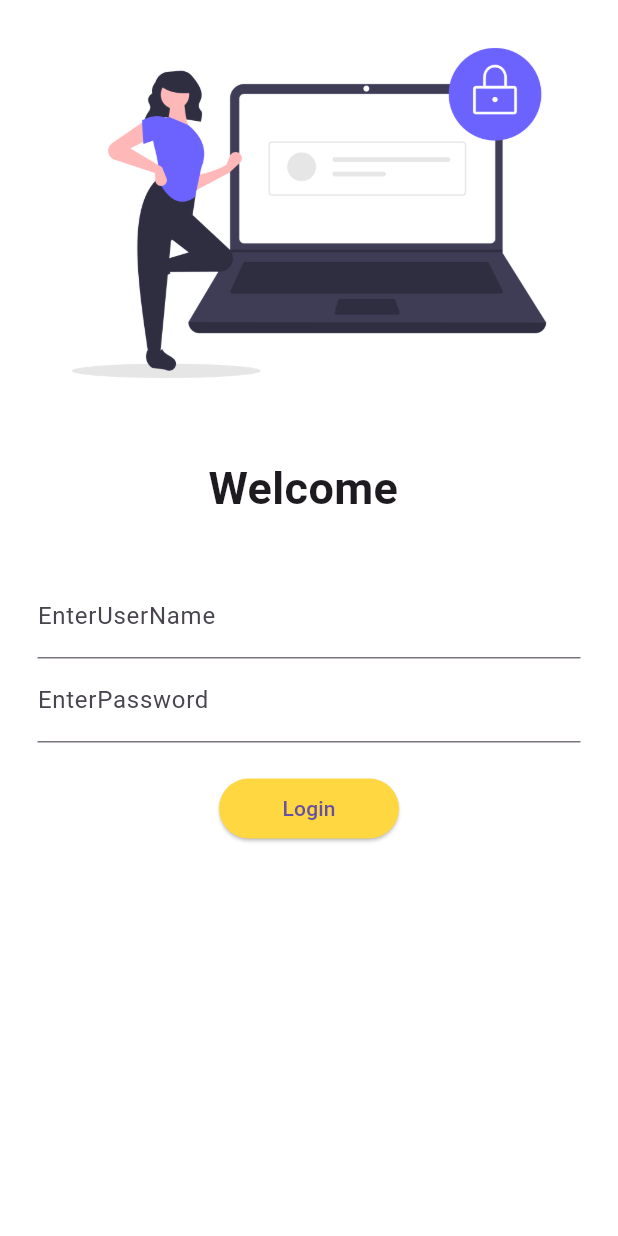
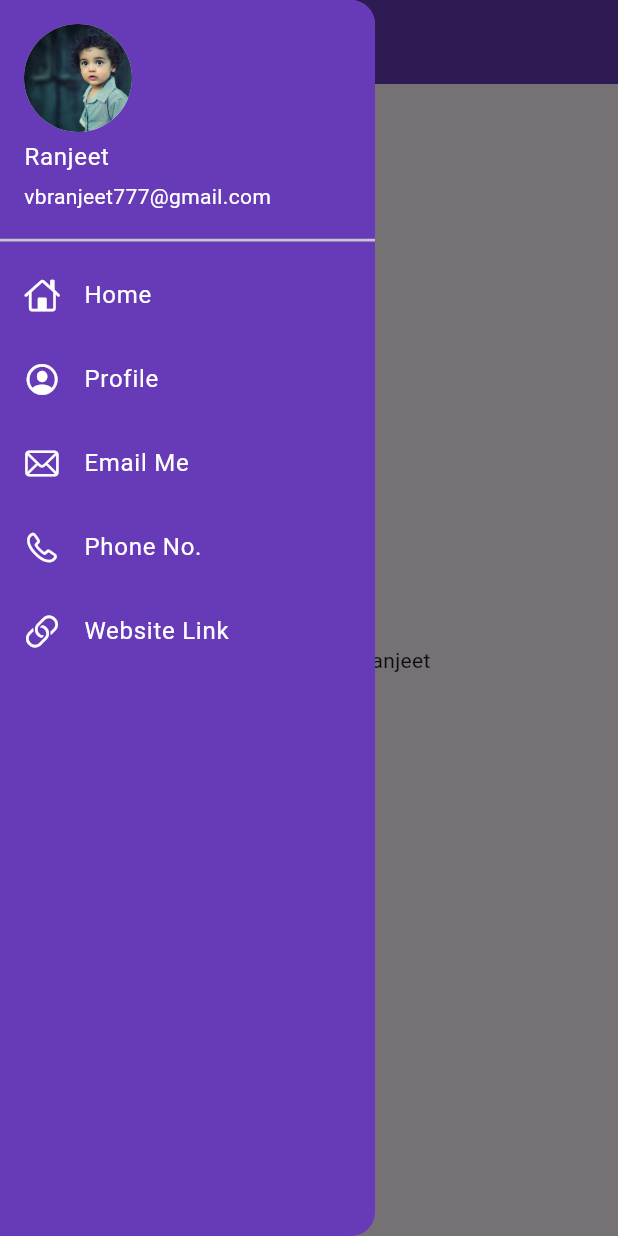
Before and after one commit to vbranjeet777/30DaysOfFlutter, a Flutter app: the screen it shows after launch, with the side drawer open (before the commit the screen has no drawer), on a phone screen of 412 x 824 dp. Run offline on Flutter 3.47's test engine with Material 3 defaults, Android fonts, the phone set to English and light mode, and no system bars.

Commit message:
days7 ompleted

```diff
--- a/lib/main.dart
+++ b/lib/main.dart
@@ -14,9 +14,9 @@ class MyApp extends StatelessWidget {
   Widget build(BuildContext context) {
     return MaterialApp(
         debugShowCheckedModeBanner: false,
-        //themeMode: ThemeMode.light,
-        //theme: ThemeData(primarySwatch: Colors.deepPurple),
-        initialRoute: "/login",
+        themeMode: ThemeMode.light,
+        theme: ThemeData(primarySwatch: Colors.deepPurple),
+        initialRoute: MyRoutes.homeRoutes,
         routes: {
           "/": (context) => LoginPage(),
           MyRoutes.homeRoutes: (context) => HomePage(),
--- a/lib/pages/home_page.dart
+++ b/lib/pages/home_page.dart
@@ -1,4 +1,5 @@
 import 'package:flutter/material.dart';
+import 'package:flutter_catalog/widgets/drawer.dart';
 
 class HomePage extends StatelessWidget {
   const HomePage({super.key});
@@ -10,14 +11,16 @@ class HomePage extends StatelessWidget {
 
     return Scaffold(
       appBar: AppBar(
-        title: Text("Catalog App"),
+        backgroundColor: Colors.deepPurple,
+        iconTheme: IconThemeData(color: Colors.white),
+        title: Text("Catalog App", style: TextStyle(color: Colors.white)),
       ),
       body: Center(
         child: Container(
           child: Text("$days days of flutter $name"),
         ),
       ),
-      drawer: Drawer(),
+      drawer: Mydrawer(),
     );
   }
 }
--- /dev/null
+++ b/lib/widgets/drawer.dart
@@ -0,0 +1,90 @@
+import 'package:flutter/cupertino.dart';
+import 'package:flutter/material.dart';
+
+class Mydrawer extends StatelessWidget {
+  const Mydrawer({super.key});
+
+  @override
+  Widget build(BuildContext context) {
+    return Drawer(
+      width: 250.0,
+      backgroundColor: Colors.deepPurple,
+      child: ListView(
+        padding: EdgeInsets.all(0.0),
+        children: [
+          DrawerHeader(
+            padding: EdgeInsets.all(0.0),
+            child: UserAccountsDrawerHeader(
+              decoration: BoxDecoration(color: Colors.deepPurple),
+              margin: EdgeInsets.all(0.0),
+              accountName:
+                  Text("Ranjeet", style: TextStyle(color: Colors.white)),
+              accountEmail: Text(
+                "vbranjeet777@gmail.com",
+                style: TextStyle(color: Colors.white),
+              ),
+              currentAccountPicture: CircleAvatar(
+                backgroundImage: AssetImage("assets/boy.jpg"),
+              ),
+            ),
+          ),
+          ListTile(
+            leading: Icon(
+              CupertinoIcons.home,
+              color: Colors.white,
+            ),
+            title: Text(
+              textScaler: TextScaler.linear(1.0),
+              "Home",
+              style: TextStyle(color: Colors.white),
+            ),
+          ),
+          ListTile(
+            leading: Icon(
+              CupertinoIcons.profile_circled,
+              color: Colors.white,
+            ),
+            title: Text(
+              textScaler: TextScaler.linear(1.0),
+              "Profile",
+              style: TextStyle(color: Colors.white),
+            ),
+          ),
+          ListTile(
+            leading: Icon(
+              CupertinoIcons.mail,
+              color: Colors.white,
+            ),
+            title: Text(
+              textScaler: TextScaler.linear(1.0),
+              "Email Me",
+              style: TextStyle(color: Colors.white),
+            ),
+          ),
+          ListTile(
+            leading: Icon(
+              CupertinoIcons.phone,
+              color: Colors.white,
+            ),
+            title: Text(
+              textScaler: TextScaler.linear(1.0),
+              "Phone No.",
+              style: TextStyle(color: Colors.white),
+            ),
+          ),
+          ListTile(
+            leading: Icon(
+              CupertinoIcons.link,
+              color: Colors.white,
+            ),
+            title: Text(
+              textScaler: TextScaler.linear(1.0),
+              "Website Link",
+              style: TextStyle(color: Colors.white),
+            ),
+          )
+        ],
+      ),
+    );
+  }
+}
```
Also changed, not shown: assets/boy.jpg (added).
